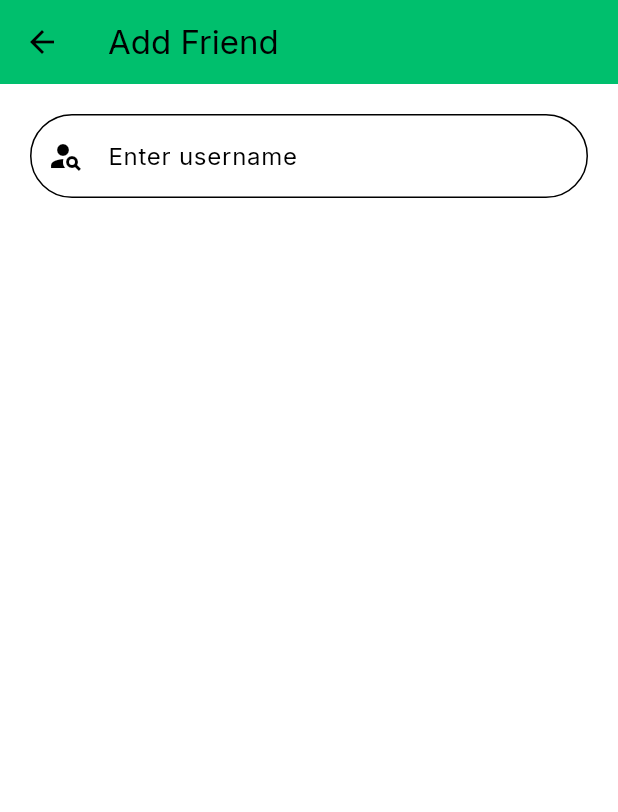
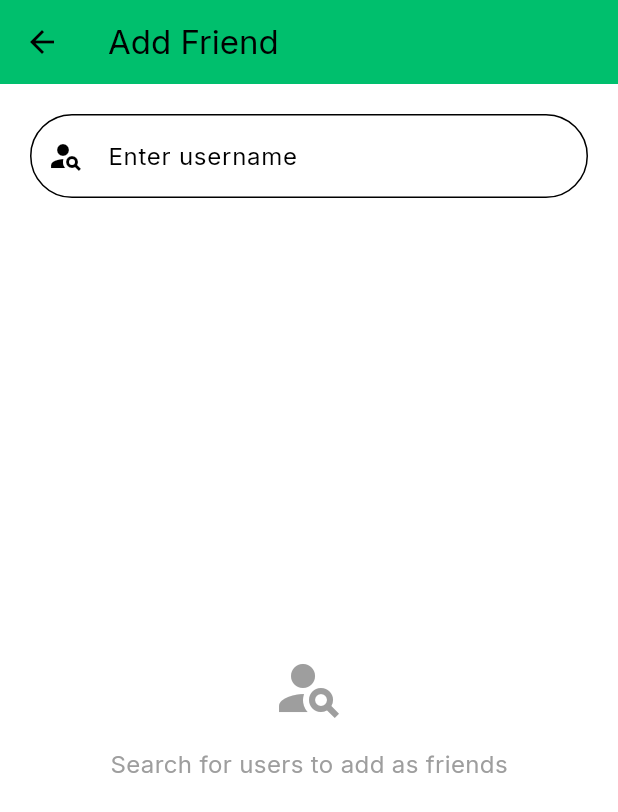
Before and after one commit to Wasim-Zaman/chat_app_queue, a Flutter app: the AddFriendScreen screen opened directly, on a phone screen of 412 x 824 dp. Shown: the top 812 px of the screen. Run offline on Flutter 3.47's test engine with Material 3 defaults, Android fonts, the phone set to English and light mode, and no system bars; our stand-ins replace flutter_riverpod, google_fonts, logger, page_transition, shared_preferences; accounts and stored records are empty.

```diff
--- a/lib/providers/friends/friends_provider.dart
+++ b/lib/providers/friends/friends_provider.dart
@@ -9,28 +9,28 @@ part 'friends_state.dart';
 // TODO: 1. State Notifier
 // TODO: 2. State Notifier Provider
 
-class PeopleNotifier extends StateNotifier<PeopleState> {
-  PeopleNotifier() : super(PeopleInitial());
+class FriendsNotifier extends StateNotifier<FriendsState> {
+  FriendsNotifier() : super(FriendsInitial());
 
   final _httpService = HttpService();
 
   Future<void> searchUsers(String username) async {
     try {
-      state = PeopleLoading();
+      state = FriendsSearchLoading();
       final response =
           await _httpService.request('/v1/user/search?query=$username');
       final apiResponse = ApiResponse<List<User>>.fromJson(
         response,
-        (data) => List<User>.from(data.map((e) => User.fromJson(e))),
+        (data) => List<User>.from(data['users'].map((e) => User.fromJson(e))),
       );
-      state = PeopleSuccess(apiResponse);
+      state = FriendsSearchSuccess(apiResponse);
     } catch (e) {
-      state = PeopleError(e.toString());
+      state = FriendsSearchError(e.toString());
     }
   }
 }
 
-final peopleProvider =
-    StateNotifierProvider<PeopleNotifier, PeopleState>((ref) {
-  return PeopleNotifier();
+final friendsProvider =
+    StateNotifierProvider<FriendsNotifier, FriendsState>((ref) {
+  return FriendsNotifier();
 });
--- a/lib/screens/people/add_friend_screen.dart
+++ b/lib/screens/people/add_friend_screen.dart
@@ -4,6 +4,7 @@ import 'package:flutter_riverpod/flutter_riverpod.dart';
 import '../../components/custom_text_form_field.dart';
 import '../../constants.dart';
 import '../../providers/friends/friends_provider.dart';
+import 'components/search_user_tile.dart';
 
 class AddFriendScreen extends ConsumerStatefulWidget {
   const AddFriendScreen({super.key});
@@ -38,20 +39,103 @@ class _AddFriendScreenState extends ConsumerState<AddFriendScreen> {
               prefixIcon: const Icon(Icons.person_search),
               textInputAction: TextInputAction.search,
               onChanged: (value) {
-                _searchUsers(value);
+                if (value.length >= 3) {
+                  _searchUsers(value);
+                }
               },
             ),
             const SizedBox(height: kDefaultPadding),
-            // Show search results here
             Expanded(
               child: Consumer(builder: (context, ref, child) {
-                final peopleState = ref.watch(peopleProvider);
-                if (peopleState is PeopleLoading) {
+                final friendsState = ref.watch(friendsProvider);
+
+                if (friendsState is FriendsSearchLoading) {
                   return const Center(
                     child: CircularProgressIndicator(),
                   );
                 }
-                return const SizedBox.shrink();
+
+                if (friendsState is FriendsSearchError) {
+                  return Center(
+                    child: Column(
+                      mainAxisAlignment: MainAxisAlignment.center,
+                      children: [
+                        const Icon(
+                          Icons.error_outline,
+                          color: Colors.red,
+                          size: 48,
+                        ),
+                        const SizedBox(height: 16),
+                        Text(
+                          friendsState.message,
+                          style: const TextStyle(color: Colors.red),
+                          textAlign: TextAlign.center,
+                        ),
+                      ],
+                    ),
+                  );
+                }
+
+                if (friendsState is FriendsSearchSuccess) {
+                  final users = friendsState.users;
+                  if (users.data?.isEmpty ?? true) {
+                    return const Center(
+                      child: Column(
+                        mainAxisAlignment: MainAxisAlignment.center,
+                        children: [
+                          Icon(
+                            Icons.search_off,
+                            color: Colors.grey,
+                            size: 48,
+                          ),
+                          SizedBox(height: 16),
+                          Text(
+                            'No users found',
+                            style: TextStyle(
+                              color: Colors.grey,
+                              fontSize: 16,
+                            ),
+                          ),
+                        ],
+                      ),
+                    );
+                  }
+
+                  return ListView.builder(
+                    itemCount: users.data?.length ?? 0,
+                    itemBuilder: (context, index) {
+                      final user = users.data![index];
+                      return SearchUserTile(
+                        user: user,
+                        onSendRequest: () => _sendFriendRequest(user.id),
+                        onCancelRequest: () => _cancelFriendRequest(user.id),
+                        onAcceptRequest: () => _acceptFriendRequest(user.id),
+                        onRejectRequest: () => _rejectFriendRequest(user.id),
+                      );
+                    },
+                  );
+                }
+
+                return const Center(
+                  child: Column(
+                    mainAxisAlignment: MainAxisAlignment.center,
+                    children: [
+                      Icon(
+                        Icons.person_search,
+                        color: Colors.grey,
+                        size: 48,
+                      ),
+                      SizedBox(height: 16),
+                      Text(
+                        'Search for users to add as friends',
+                        style: TextStyle(
+                          color: Colors.grey,
+                          fontSize: 16,
+                        ),
+                      ),
+                    ],
+                  ),
+                );
               }),
             ),
           ],
@@ -62,7 +146,23 @@ class _AddFriendScreenState extends ConsumerState<AddFriendScreen> {
 
   void _searchUsers(String username) {
     if (username.isNotEmpty) {
-      ref.read(peopleProvider.notifier).searchUsers(username);
+      ref.read(friendsProvider.notifier).searchUsers(username);
     }
   }
+
+  void _sendFriendRequest(String userId) {
+    // TODO: Implement in friends provider
+  }
+
+  void _cancelFriendRequest(String userId) {
+    // TODO: Implement in friends provider
+  }
+
+  void _acceptFriendRequest(String userId) {
+    // TODO: Implement in friends provider
+  }
+
+  void _rejectFriendRequest(String userId) {
+    // TODO: Implement in friends provider
+  }
 }
```
Also changed, not shown: lib/providers/friends/friends_state.dart (+7 -92 lines), lib/screens/people/components/search_user_tile.dart (added, +151 -0 lines).
